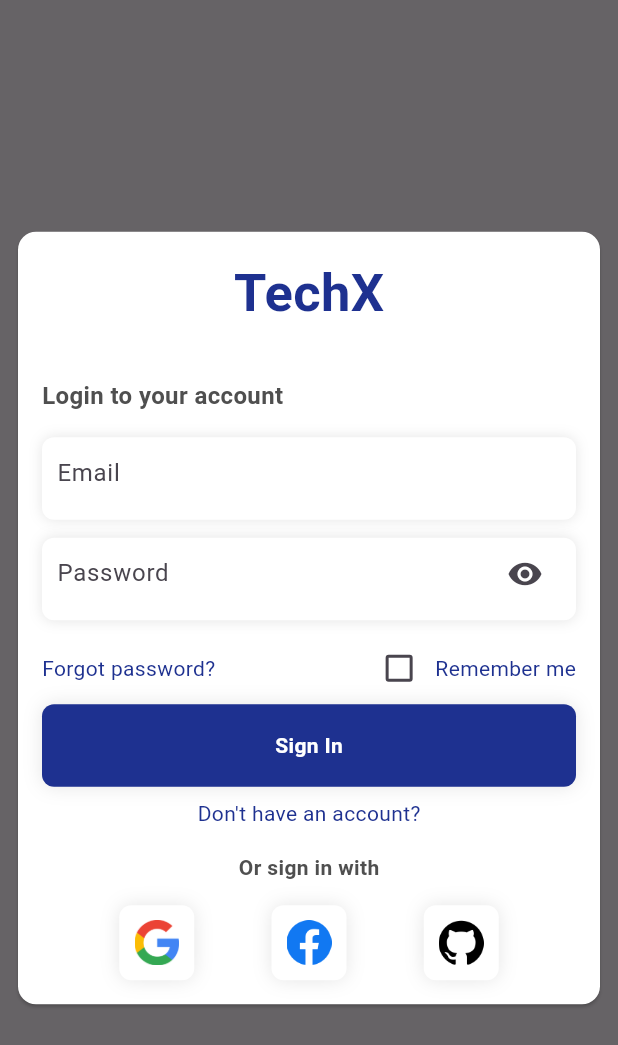
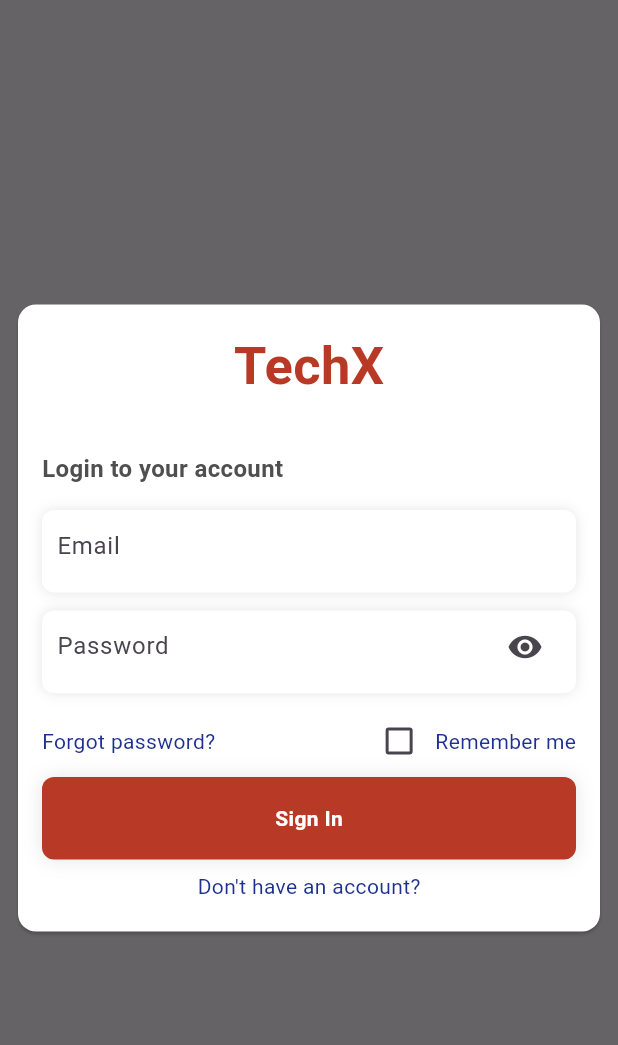
Before and after one commit to MohamadsFakih/TechX, a Flutter app: the screen it shows after launch, on a phone screen of 412 x 824 dp. Shown: the top 1045 px of the screen. Run offline on Flutter 3.47's test engine with Material 2 defaults, Android fonts, the phone set to English and light mode, and no system bars; drawn by our look-alikes of flutter_animate; our stand-ins replace accordion, cached_network_image, cloud_firestore, dartz, firebase_auth, firebase_core and 9 more; accounts and stored records are empty.

Commit message:
Fixed app colors

```diff
--- a/lib/features/common/presentation/widget/global_button.dart
+++ b/lib/features/common/presentation/widget/global_button.dart
@@ -15,13 +15,15 @@ class GlobalButton extends StatelessWidget {
         alignment: Alignment.center,
         height: 55,
         decoration: BoxDecoration(
-            color: mainColor,
+            color: redColor,
             borderRadius: BorderRadius.circular(
               8,
             ),
             boxShadow: [
               BoxShadow(
-                color: blackColor.withOpacity(0.1),
+                color: blackColor.withOpacity(
+                  0.1,
+                ),
                 blurRadius: 10,
               ),
             ]),
--- a/lib/features/login/presentation/screen/login_screen.dart
+++ b/lib/features/login/presentation/screen/login_screen.dart
@@ -7,7 +7,6 @@ import 'package:techx/di/injection_container.dart';
 import 'package:techx/features/common/domain/entity/snackbar.dart';
 import 'package:techx/features/common/presentation/widget/global_button.dart';
 import 'package:techx/features/common/presentation/widget/login_text_field.dart';
-import 'package:techx/features/common/presentation/widget/social_button.dart';
 import 'package:techx/features/default/presentation/screen/default_screen.dart';
 
 import 'package:techx/features/login/data/model/login_credentials.dart';
@@ -139,7 +138,7 @@ class _LoginPageState extends State<LoginPage> with TickerProviderStateMixin {
                             const Text(
                               "TechX",
                               style: TextStyle(
-                                color: mainColor,
+                                color: redColor,
                                 fontSize: 35,
                                 fontWeight: FontWeight.bold,
                               ),
@@ -261,9 +260,8 @@ class _LoginPageState extends State<LoginPage> with TickerProviderStateMixin {
                               ),
                             ),
                             const SizedBox(
-                              height: 16,
+                              height: 4,
                             ),
-                            const SocialButton(),
                           ],
                         ),
                       ),
```
Also changed, not shown: lib/features/register/presentation/screen/sign_up_screen.dart (+2 -6 lines), assets/images/techx_logo.png, 26 other files.
